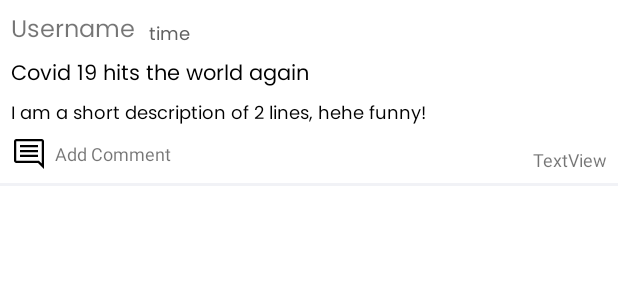
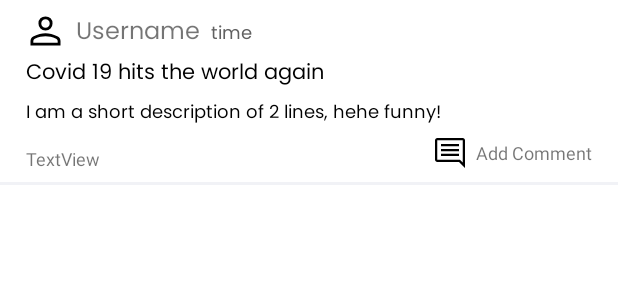
Before and after one commit to PuruPanda1/AgriHelp, an Android app: the layout forum_row_layout.xml on its own in the app's theme, with its tools: preview values and no code run, on a phone screen of 412 x 824 dp. Shown: the top 300 px of the screen. Run offline under Robolectric (Android 15) with nearby library versions, the phone set to English and light mode, and no system bars; network calls fail.

Commit message:
Fixed forum row layout

```diff
--- a/app/src/main/res/layout/forum_row_layout.xml
+++ b/app/src/main/res/layout/forum_row_layout.xml
@@ -10,6 +10,7 @@
         android:id="@+id/postLinearLayout"
         android:layout_width="match_parent"
         android:layout_height="wrap_content"
+        android:layout_marginHorizontal="10dp"
         android:orientation="vertical"
         android:padding="5dp"
         app:layout_constraintTop_toTopOf="parent">
@@ -19,13 +20,18 @@
             android:layout_height="match_parent"
             android:orientation="horizontal">
 
+            <com.google.android.material.imageview.ShapeableImageView
+                android:layout_width="30dp"
+                android:layout_height="30dp"
+                android:layout_marginEnd="5dp"
+                android:src="@drawable/ic_account" />
+
             <TextView
                 android:id="@+id/blogUserNameRV"
                 android:layout_width="wrap_content"
-                android:layout_height="wrap_content"
+                android:layout_height="match_parent"
                 android:fontFamily="@font/poppins"
-                android:gravity="center"
-                android:padding="2dp"
+                android:gravity="bottom"
                 android:text="Username"
                 android:textSize="16sp" />
 
@@ -50,14 +56,13 @@
             android:padding="2dp"
             android:text="Covid 19 hits the world again"
             android:textColor="@color/textColor"
-            android:textSize="14sp"/>
+            android:textSize="14sp" />
 
         <TextView
             android:id="@+id/blogDescriptionRV"
             android:layout_width="match_parent"
             android:layout_height="wrap_content"
             android:fontFamily="@font/poppins"
-
             android:padding="2dp"
             android:text="I am a short description of 2 lines, hehe funny!"
             android:textColor="@color/textColor"
@@ -67,6 +72,17 @@
             android:layout_width="match_parent"
             android:layout_height="match_parent"
             android:orientation="horizontal">
+
+            <TextView
+                android:id="@+id/blogHashTags"
+                android:layout_width="wrap_content"
+                android:layout_height="match_parent"
+                android:layout_weight="1"
+                android:gravity="bottom|start"
+                android:maxLines="1"
+                android:padding="2dp"
+                android:text="TextView"
+                android:textSize="12sp" />
 
             <TextView
                 android:id="@+id/blogCommentCountRV"
@@ -80,18 +96,6 @@
                 android:padding="2dp"
                 android:text="Add Comment"
                 android:textSize="12sp" />
-
-            <TextView
-                android:id="@+id/blogHashTags"
-                android:layout_width="wrap_content"
-                android:layout_height="match_parent"
-                android:layout_marginStart="10dp"
-                android:layout_weight="1"
-                android:gravity="bottom|end"
-                android:maxLines="1"
-                android:padding="2dp"
-                android:text="TextView"
-                android:textSize="12sp" />
         </LinearLayout>
 
     </LinearLayout>
```
